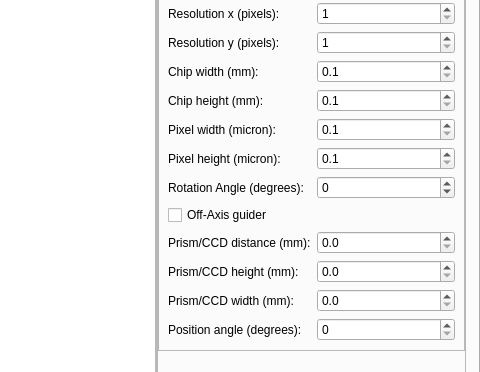
The window that plugins/Oculars/src/gui/ocularDialog.ui (519984307/stellarium_src) describes before a commit, drawn with Qt 5; both pictures show x 166 to 646 and y 85 to 457 of the 646 by 609 pixel window.
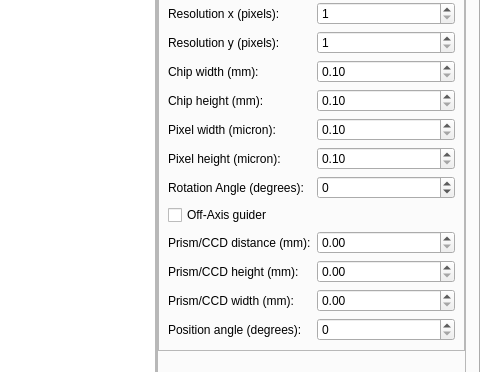
The same window after the commit. The open tabs and pages were chosen to show the change. Icons and pictures are not drawn. Custom widgets are drawn as their Qt base class.

Commit message: Updated Oculars plugin

The edit to the form file:
```diff
--- a/plugins/Oculars/src/gui/ocularDialog.ui
+++ b/plugins/Oculars/src/gui/ocularDialog.ui
@@ -1228,7 +1228,7 @@
                 <item row="3" column="1">
                  <widget class="QDoubleSpinBox" name="ccdChipX">
                   <property name="decimals">
-                   <number>1</number>
+                   <number>2</number>
                   </property>
                   <property name="minimum">
                    <double>0.100000000000000</double>
@@ -1251,7 +1251,7 @@
                 <item row="4" column="1">
                  <widget class="QDoubleSpinBox" name="ccdChipY">
                   <property name="decimals">
-                   <number>1</number>
+                   <number>2</number>
                   </property>
                   <property name="minimum">
                    <double>0.100000000000000</double>
@@ -1267,7 +1267,7 @@
                 <item row="6" column="1">
                  <widget class="QDoubleSpinBox" name="ccdPixelY">
                   <property name="decimals">
-                   <number>1</number>
+                   <number>2</number>
                   </property>
                   <property name="minimum">
                    <double>0.100000000000000</double>
@@ -1283,7 +1283,7 @@
                 <item row="5" column="1">
                  <widget class="QDoubleSpinBox" name="ccdPixelX">
                   <property name="decimals">
-                   <number>1</number>
+                   <number>2</number>
                   </property>
                   <property name="minimum">
                    <double>0.100000000000000</double>
@@ -1299,7 +1299,7 @@
                 <item row="9" column="1">
                  <widget class="QDoubleSpinBox" name="OAGDist">
                   <property name="decimals">
-                   <number>1</number>
+                   <number>2</number>
                   </property>
                   <property name="singleStep">
                    <double>0.100000000000000</double>
@@ -1323,7 +1323,7 @@
                 <item row="10" column="1">
                  <widget class="QDoubleSpinBox" name="OAGPrismH">
                   <property name="decimals">
-                   <number>1</number>
+                   <number>2</number>
                   </property>
                   <property name="singleStep">
                    <double>0.100000000000000</double>
@@ -1347,7 +1347,7 @@
                 <item row="11" column="1">
                  <widget class="QDoubleSpinBox" name="OAGPrismW">
                   <property name="decimals">
-                   <number>1</number>
+                   <number>2</number>
                   </property>
                   <property name="singleStep">
                    <double>0.100000000000000</double>
```
Left out of the diff: 12 changed lines with no effect on the pictures. The commit also changes 1 other file.
